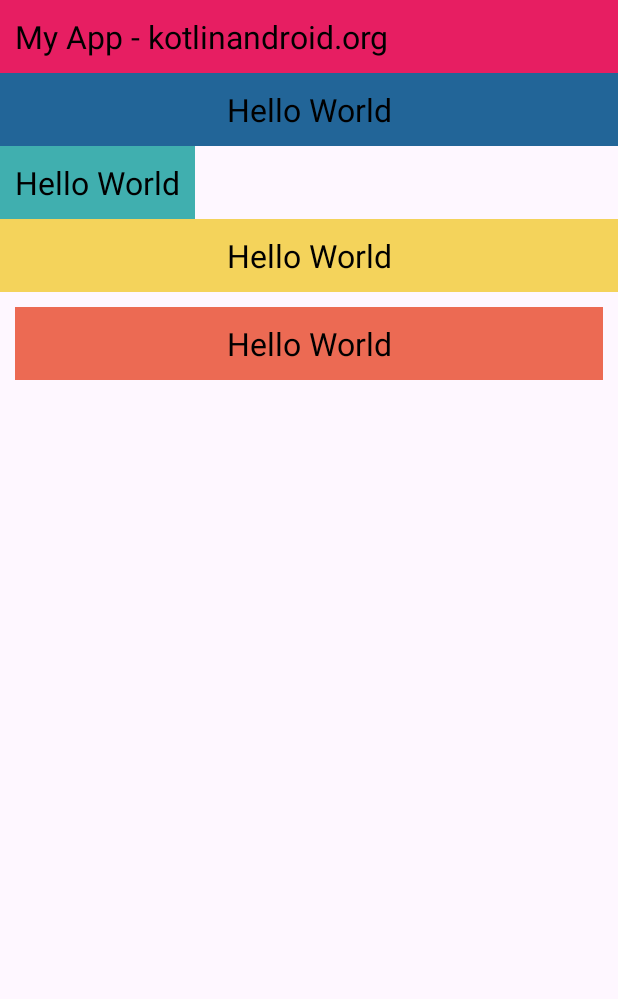
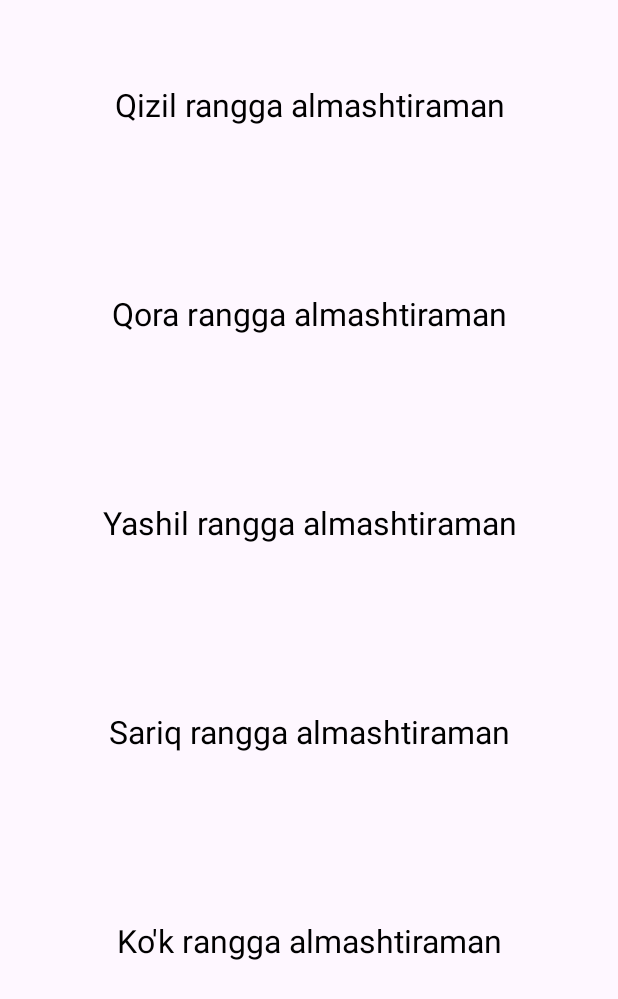
Before and after one commit to bekbola07/Kotlinda_dasturlash, an Android app: the screen it shows after launch (MainActivity), on a phone screen of 412 x 824 dp. Shown: the top 999 px of the screen. Run offline under Robolectric (Android 15) with nearby library versions, the phone set to English and light mode, and no system bars.

Commit message:
lab-9, 3-t

```diff
--- a/app/src/main/java/com/example/myapplication/MainActivity.kt
+++ b/app/src/main/java/com/example/myapplication/MainActivity.kt
@@ -1,6 +1,8 @@
 package com.example.myapplication
 
+import android.graphics.Color
 import android.os.Bundle
+import android.widget.TextView
 import androidx.activity.enableEdgeToEdge
 import androidx.appcompat.app.AppCompatActivity
 import androidx.core.view.ViewCompat
@@ -16,5 +18,31 @@ class MainActivity : AppCompatActivity() {
             v.setPadding(systemBars.left, systemBars.top, systemBars.right, systemBars.bottom)
             insets
         }
+
+        val tv1:TextView = findViewById(R.id.tv1)
+        tv1.setOnClickListener{
+            tv1.setBackgroundColor(Color.rgb(255,0,0))
+        }
+        val tv2:TextView = findViewById(R.id.tv2)
+        tv2.setOnClickListener{
+            tv2.setBackgroundColor(Color.rgb(0,0,0))
+            tv2.setTextColor(Color.rgb(255,255,255))
+        }
+
+        val tv3:TextView = findViewById(R.id.tv3)
+        tv3.setOnClickListener{
+            tv3.setBackgroundColor(Color.rgb(0,255,0))
+        }
+
+        val tv4:TextView = findViewById(R.id.tv4)
+
+        tv4.setOnClickListener{
+            tv4.setBackgroundColor(Color.rgb(255,255,0))
+        }
+
+        val tv5:TextView = findViewById(R.id.tv5)
+        tv5.setOnClickListener{
+            tv5.setBackgroundColor(Color.rgb(0,0,255))
+        }
     }
 }
--- a/app/src/main/res/layout/activity_main.xml
+++ b/app/src/main/res/layout/activity_main.xml
@@ -16,49 +16,54 @@
         tools:layout_editor_absoluteY="16dp">
 
         <TextView
+            android:id="@+id/tv1"
             android:layout_width="match_parent"
             android:layout_height="wrap_content"
-            android:background="#E71E62"
-            android:padding="10dp"
-            android:text="My App - kotlinandroid.org"
+            android:padding="40dp"
+            android:text="Qizil rangga almashtiraman"
+            android:textAlignment="center"
             android:textColor="@color/black"
+            android:layout_margin="15dp"
             android:textSize="21dp" />
 
         <TextView
+            android:id="@+id/tv2"
             android:layout_width="match_parent"
             android:layout_height="wrap_content"
-            android:background="#226598"
-            android:padding="10dp"
-            android:text="Hello World"
+            android:layout_margin="15dp"
+            android:padding="40dp"
+            android:text="Qora rangga almashtiraman"
             android:textAlignment="center"
             android:textColor="@color/black"
             android:textSize="21dp" />
         <TextView
-            android:layout_width="wrap_content"
+            android:id="@+id/tv3"
+            android:layout_width="match_parent"
             android:layout_height="wrap_content"
-            android:background="#40AFAF"
-            android:padding="10dp"
-            android:text="Hello World"
+            android:layout_margin="15dp"
+            android:padding="40dp"
+            android:text="Yashil rangga almashtiraman"
             android:textAlignment="center"
             android:textColor="@color/black"
             android:textSize="21dp" />
         <TextView
+            android:id="@+id/tv4"
             android:layout_width="match_parent"
             android:layout_height="wrap_content"
-            android:background="#F4D35B"
-            android:padding="10dp"
-            android:text="Hello World"
+            android:padding="40dp"
+            android:layout_margin="15dp"
+            android:text="Sariq rangga almashtiraman"
             android:textAlignment="center"
             android:textColor="@color/black"
             android:textSize="21dp" />
         <TextView
+            android:id="@+id/tv5"
             android:layout_width="match_parent"
             android:layout_height="wrap_content"
-            android:background="#EC6A53"
-            android:padding="10dp"
-            android:text="Hello World"
+            android:padding="40dp"
+            android:text="Ko'k rangga almashtiraman"
+            android:layout_margin="15dp"
             android:textAlignment="center"
-            android:layout_margin="10dp"
             android:textColor="@color/black"
             android:textSize="21dp" />
 
```
